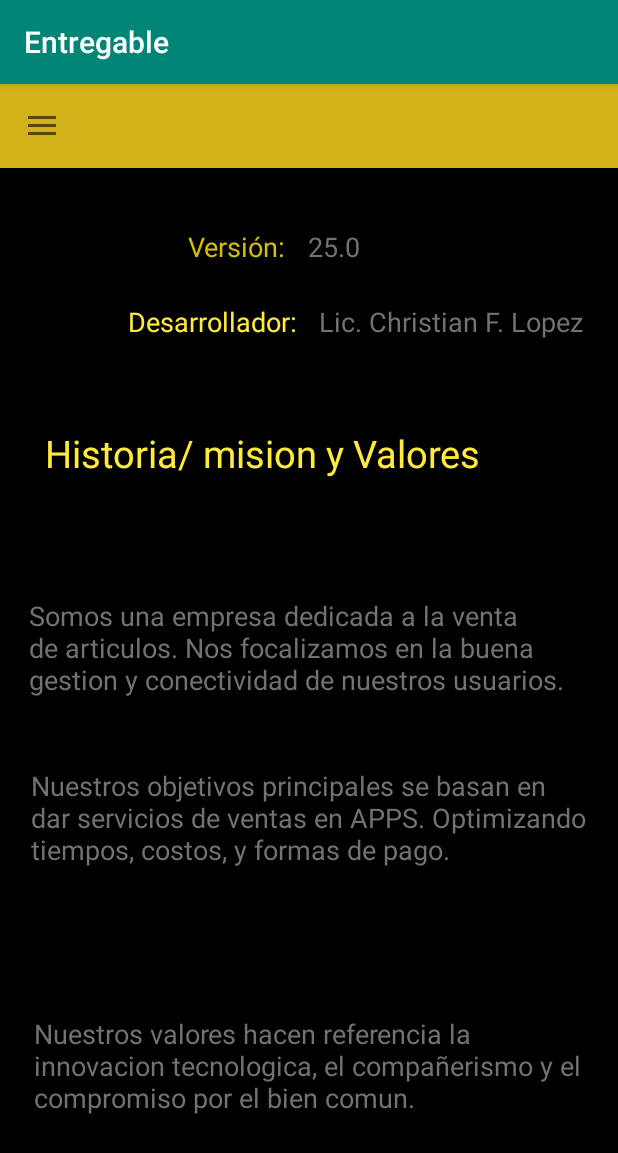
After one commit to christian576/entregablePersonal, an Android app: the fragment FragmentSomos placed in its activity, on a phone screen of 412 x 824 dp. The commit adds this screen. Shown: the top 1153 px of the screen. Run offline under Robolectric (Android 15) with nearby library versions, the phone set to English and light mode, and no system bars; pictures from the network do not load.

Commit message:
FragmentAbout / Navigation / Detalle

```diff
--- a/app/src/main/AndroidManifest.xml
+++ b/app/src/main/AndroidManifest.xml
@@ -9,7 +9,9 @@
         android:label="@string/app_name"
         android:roundIcon="@mipmap/ic_launcher_round"
         android:supportsRtl="true"
-        android:theme="@style/AppTheme">
+        android:theme="@style/AppTheme"
+        android:usesCleartextTraffic="true">
+
         <activity android:name=".View.MainActivity">
             <intent-filter>
                 <action android:name="android.intent.action.MAIN" />
--- a/app/src/main/java/com/example/entregable/Model/ProductoService.java
+++ b/app/src/main/java/com/example/entregable/Model/ProductoService.java
@@ -7,4 +7,6 @@ public interface ProductoService {
 
     @GET("/sites/MLA/search?q=autos")
     Call<ContainerProductos>traerListaDeProductosPerros();
+
+
 }
--- /dev/null
+++ b/app/src/main/java/com/example/entregable/View/FragmentSomos.java
@@ -0,0 +1,34 @@
+package com.example.entregable.View;
+
+
+import android.os.Bundle;
+
+import androidx.fragment.app.Fragment;
+
+import android.view.LayoutInflater;
+import android.view.View;
+import android.view.ViewGroup;
+
+import com.example.entregable.R;
+
+/**
+ * A simple {@link Fragment} subclass.
+ */
+public class FragmentSomos extends Fragment {
+
+
+    public FragmentSomos() {
+        // Required empty public constructor
+    }
+
+
+    @Override
+    public View onCreateView(LayoutInflater inflater, ViewGroup container,
+                             Bundle savedInstanceState) {
+        // Inflate the layout for this fragment
+        View vista = inflater.inflate(R.layout.fragment_fragment_somos, container, false);
+
+        return vista;
+    }
+
+}
--- a/app/src/main/java/com/example/entregable/View/MainActivity.java
+++ b/app/src/main/java/com/example/entregable/View/MainActivity.java
@@ -1,31 +1,97 @@
 package com.example.entregable.View;
 
+import androidx.annotation.NonNull;
+import androidx.appcompat.app.ActionBar;
+import androidx.appcompat.app.ActionBarDrawerToggle;
 import androidx.appcompat.app.AppCompatActivity;
+import androidx.appcompat.widget.Toolbar;
+import androidx.drawerlayout.widget.DrawerLayout;
 import androidx.fragment.app.Fragment;
 import androidx.fragment.app.FragmentManager;
 
+import android.content.Intent;
 import android.os.Bundle;
+import android.view.MenuItem;
+import android.widget.Toast;
 
 import com.example.entregable.Model.Producto;
 import com.example.entregable.R;
+import com.google.android.material.bottomnavigation.BottomNavigationView;
+import com.google.android.material.navigation.NavigationView;
 
-public class MainActivity extends AppCompatActivity implements FragmentListaProductos.ListenerDelFragment{
+public class MainActivity extends AppCompatActivity implements FragmentListaProductos.ListenerDelFragment, NavigationView.OnNavigationItemSelectedListener {
+
+    private DrawerLayout drawerLayout;
+    private NavigationView navigationView;
+    private Toolbar toolbar;
 
     @Override
     protected void onCreate(Bundle savedInstanceState) {
         super.onCreate(savedInstanceState);
         setContentView(R.layout.activity_main);
+        drawerLayout = findViewById(R.id.drawerLayout);
+        navigationView = findViewById(R.id.navigationView);
+        toolbar = findViewById(R.id.ToolBarActivityMain);
         pegarFragment(new FragmentListaProductos());
+//        setSupportActionBar(toolbar);
+
+
+        ActionBarDrawerToggle toggle =
+                new ActionBarDrawerToggle(
+                        this,
+                        drawerLayout,
+                        toolbar,
+                        R.string.open_drawer,
+                        R.string.close_drawer);
+
+        drawerLayout.addDrawerListener(toggle);
+        toggle.syncState();
+        navigationView.setNavigationItemSelectedListener(this);
+
+
+        ActionBar supportActionBar = getSupportActionBar();
+
+
     }
 
     private void pegarFragment(Fragment fragment) {
-        getSupportFragmentManager().beginTransaction().add(R.id.ContenedorDelMain,fragment).replace(R.id.ContenedorDelMain,fragment).addToBackStack(null).commit();
+        getSupportFragmentManager().beginTransaction().add(R.id.ContenedorDelMain, fragment).replace(R.id.ContenedorDelMain, fragment).addToBackStack(null).commit();
 
     }
 
     @Override
     public void recibirProducto(Producto producto) {
+        FragmentDetalleArticulo fragmentDetalleArticulo = new FragmentDetalleArticulo();
+        Bundle bundle = new Bundle();
+        bundle.putSerializable(FragmentDetalleArticulo.CLAVE_ARTICULO, producto);
+        fragmentDetalleArticulo.setArguments(bundle);
+        pegarFragment(fragmentDetalleArticulo);
 
 
     }
+
+    @Override
+    public boolean onNavigationItemSelected(@NonNull MenuItem menuItem) {
+        Integer id = menuItem.getItemId();
+        switch (id) {
+            case R.id.menuPrincipal_Home:
+                pegarFragment(new FragmentListaProductos());
+                break;
+
+            case R.id.menuPrincipal_acerca_mercado:
+                pegarFragment(new FragmentSomos());
+                drawerLayout.closeDrawers();
+                break;
+
+        }
+        drawerLayout.closeDrawers();
+        return true;
+
+    }
+
+
+    @Override
+    public void onPointerCaptureChanged(boolean hasCapture) {
+
+    }
 }
--- a/app/src/main/java/com/example/entregable/View/ProductoAdapter.java
+++ b/app/src/main/java/com/example/entregable/View/ProductoAdapter.java
@@ -59,10 +59,13 @@ public class ProductoAdapter extends RecyclerView.Adapter<ProductoAdapter.Produc
     public class ProductoViewHolder extends RecyclerView.ViewHolder {
         private TextView textViewProducto;
         private ImageView imageViewProducto;
+        private  TextView textViewPrecio;
 
         public ProductoViewHolder(@NonNull View itemView) {
             super(itemView);
             imageViewProducto = itemView.findViewById(R.id.imagenViewProducto);
+            textViewProducto = itemView.findViewById(R.id.NombreProducto);
+            textViewPrecio = itemView.findViewById(R.id.PrecioProducto);
             itemView.setOnClickListener(new View.OnClickListener() {
                 @Override
                 public void onClick(View v) {
@@ -77,6 +80,8 @@ public class ProductoAdapter extends RecyclerView.Adapter<ProductoAdapter.Produc
 
         public void cargarImagen(Producto producto) {
             Glide.with(imageViewProducto.getContext()).load(producto.getUrlImagen()).placeholder(R.drawable.loading).into(imageViewProducto);
+            textViewProducto.setText(producto.getNombreProducto());
+           // textViewPrecio.setText(producto.getPrecioProducto());
         }
     }
 
--- a/app/src/main/res/layout/activity_main.xml
+++ b/app/src/main/res/layout/activity_main.xml
@@ -7,8 +7,34 @@
     android:orientation="vertical"
     tools:context=".View.MainActivity">
 
+    <androidx.appcompat.widget.Toolbar
+        android:id="@+id/ToolBarActivityMain"
+        android:layout_width="match_parent"
+        android:layout_height="?actionBarSize"
+        android:background="#D3B319"
+
+        />
+
+    <androidx.drawerlayout.widget.DrawerLayout
+        android:id="@+id/drawerLayout"
+        android:layout_width="match_parent"
+        android:layout_height="match_parent"
+        >
 <FrameLayout
     android:id="@+id/ContenedorDelMain"
     android:layout_width="match_parent"
     android:layout_height="match_parent"/>
+
+
+    <com.google.android.material.navigation.NavigationView
+        android:id="@+id/navigationView"
+        android:layout_gravity = "start"
+        app:menu="@menu/menu_bottom"
+        app:headerLayout="@layout/header_navigation_view"
+        android:layout_width="match_parent"
+        android:layout_height="match_parent">
+
+    </com.google.android.material.navigation.NavigationView>
+
+    </androidx.drawerlayout.widget.DrawerLayout>
 </LinearLayout>
--- /dev/null
+++ b/app/src/main/res/layout/fragment_fragment_somos.xml
@@ -0,0 +1,108 @@
+<?xml version="1.0" encoding="utf-8"?>
+<RelativeLayout xmlns:android="http://schemas.android.com/apk/res/android"
+    xmlns:tools="http://schemas.android.com/tools"
+    android:layout_width="match_parent"
+    android:layout_height="match_parent"
+    android:background="#000"
+    android:orientation="vertical"
+    tools:context=".View.FragmentSomos">
+
+
+
+    <androidx.appcompat.widget.AppCompatTextView
+        android:id="@+id/textViewVersionFragmentSomos"
+        android:layout_width="wrap_content"
+        android:layout_height="wrap_content"
+        android:layout_marginLeft="125dp"
+        android:layout_marginTop="40dp"
+        android:text="Versión: "
+        android:textColor="#D4BF00"
+        android:textSize="18dp"
+
+        />
+
+    <androidx.appcompat.widget.AppCompatTextView
+        android:id="@+id/textViewCompilacionFragmentSomos"
+        android:layout_width="wrap_content"
+        android:layout_height="wrap_content"
+        android:layout_below="@id/textViewVersionFragmentSomos"
+        android:layout_marginLeft="85dp"
+        android:layout_marginTop="25dp"
+        android:text="Desarrollador: "
+        android:textColor="#FFEB3B"
+        android:textSize="18dp" />
+
+    <androidx.appcompat.widget.AppCompatTextView
+        android:id="@+id/textViewNroVersionFragmentSomos"
+        android:layout_width="wrap_content"
+        android:layout_height="wrap_content"
+        android:layout_marginLeft="10dp"
+        android:layout_marginTop="40dp"
+        android:layout_toRightOf="@id/textViewVersionFragmentSomos"
+        android:text="25.0"
+        android:textColor="#707374"
+        android:textSize="18dp"
+
+        />
+
+    <androidx.appcompat.widget.AppCompatTextView
+        android:id="@+id/textViewNroCompiFragmentSomos"
+        android:layout_width="wrap_content"
+        android:layout_height="wrap_content"
+        android:layout_below="@id/textViewNroVersionFragmentSomos"
+        android:layout_marginLeft="10dp"
+        android:layout_marginTop="25dp"
+        android:layout_toRightOf="@id/textViewCompilacionFragmentSomos"
+        android:text="Lic. Christian F. Lopez"
+        android:textColor="#707374"
+        android:textSize="18dp"
+        />
+
+    <androidx.appcompat.widget.AppCompatTextView
+        android:id="@+id/textViewDevelopersFragmentSomos"
+        android:layout_width="wrap_content"
+        android:layout_height="47dp"
+        android:layout_below="@id/textViewCompilacionFragmentSomos"
+        android:layout_marginLeft="30dp"
+        android:layout_marginTop="58dp"
+        android:text="Historia/ mision y Valores"
+        android:textColor="#FFEB3B"
+        android:textSize="25dp" />
+
+    <androidx.appcompat.widget.AppCompatTextView
+        android:id="@+id/textViewNombre1FragmentSomos"
+        android:layout_width="372dp"
+        android:layout_height="82dp"
+        android:layout_below="@id/textViewNroCompiFragmentSomos"
+        android:layout_marginLeft="-301dp"
+        android:layout_marginTop="171dp"
+        android:layout_toRightOf="@id/textViewDevelopersFragmentSomos"
+        android:text="Somos una empresa dedicada a la venta de articulos. Nos focalizamos en la buena gestion y conectividad de nuestros usuarios."
+        android:textColor="#707374"
+        android:textSize="18dp" />
+
+    <androidx.appcompat.widget.AppCompatTextView
+        android:id="@+id/textViewNombre2FragmentSomos"
+        android:layout_width="376dp"
+        android:layout_height="153dp"
+        android:layout_below="@id/textViewNombre1FragmentSomos"
+        android:layout_marginLeft="-300dp"
+        android:layout_marginTop="31dp"
+        android:layout_toRightOf="@id/textViewDevelopersFragmentSomos"
+        android:text="Nuestros objetivos principales se basan en dar servicios de ventas en APPS. Optimizando tiempos, costos, y formas de pago."
+        android:textColor="#707374"
+        android:textSize="18dp" />
+
+    <androidx.appcompat.widget.AppCompatTextView
+        android:id="@+id/textViewNombre3FragmentSomos"
+        android:layout_width="371dp"
+        android:layout_height="157dp"
+        android:layout_below="@id/textViewNombre2FragmentSomos"
+        android:layout_marginLeft="-298dp"
+        android:layout_marginTop="12dp"
+        android:layout_toRightOf="@id/textViewDevelopersFragmentSomos"
+        android:text="Nuestros valores hacen referencia la innovacion tecnologica, el compañerismo y el compromiso por el bien comun."
+        android:textColor="#707374"
+        android:textSize="18dp" />
+
+</RelativeLayout>
--- /dev/null
+++ b/app/src/main/res/menu/menu_bottom.xml
@@ -0,0 +1,11 @@
+<?xml version="1.0" encoding="utf-8"?>
+<menu xmlns:android="http://schemas.android.com/apk/res/android">
+
+        <item android:title="Home"
+            android:id="@+id/menuPrincipal_Home"></item>
+        <item android:title="About Us"
+            android:id="@+id/menuPrincipal_acerca_mercado"></item>
+        <item android:title="Log Out"
+            android:id="@+id/menuPrincipal_logout"></item>
+
+</menu>
--- a/app/src/main/res/values/strings.xml
+++ b/app/src/main/res/values/strings.xml
@@ -1,5 +1,7 @@
 <resources>
     <string name="app_name">Entregable</string>
+    <string name="open_drawer">Open Drawer</string>
+    <string name="close_drawer">Close Drawer</string>
 
     <!-- TODO: Remove or change this placeholder text -->
     <string name="hello_blank_fragment">Hello blank fragment</string>
```
Also changed, not shown: app/src/main/java/com/example/entregable/View/FragmentDetalleArticulo.java (added, +79 -0 lines), app/src/main/res/layout/celda_pelicula.xml (+25 -3 lines), app/src/main/res/layout/fragment_fragment_detalle_articulo.xml (added, +34 -0 lines), app/src/main/res/layout/fragment_fragment_lista_producto.xml (deleted, +0 -14 lines), app/src/main/res/layout/header_navigation_view.xml (added, +28 -0 lines), app/src/main/res/drawable/cargando.jpg (added).
